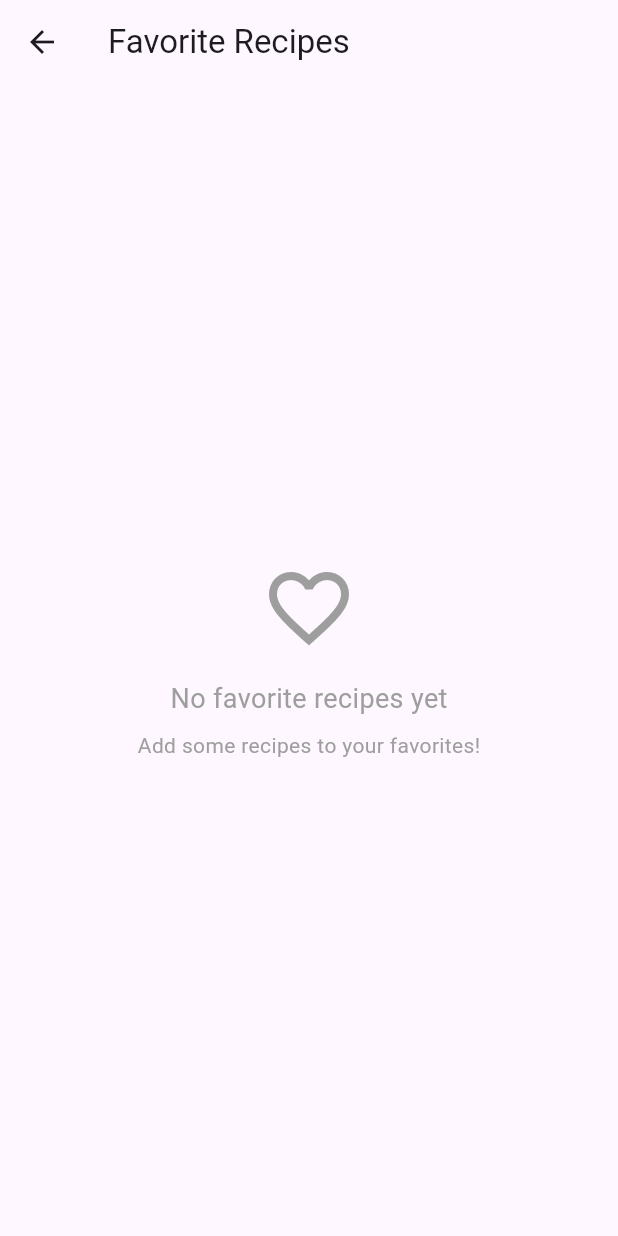
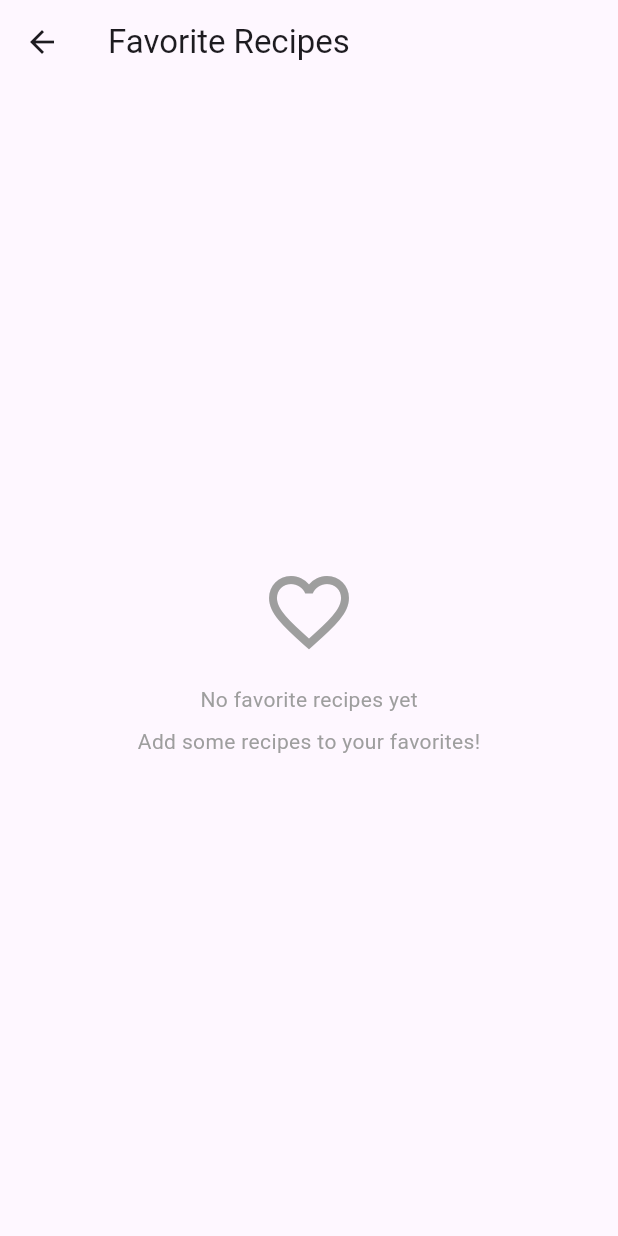
Before and after one commit to KatayR/recipe_explorer, a Flutter app: the screen it shows after launch, after a tap on an icon or button, on a phone screen of 412 x 824 dp. Run offline on Flutter 3.47's test engine with Material 3 defaults, Android fonts, the phone set to English and light mode, and no system bars; our stand-ins replace connectivity_plus, sqflite_common, sqflite_common_ffi; accounts and stored records are empty; network calls fail.

Commit message:
used constants

````diff
--- a/lib/main.dart
+++ b/lib/main.dart
@@ -1,6 +1,7 @@
 import 'dart:ui';
 
 import 'package:flutter/material.dart';
+import 'package:recipe_explorer/constants/text_constants.dart';
 import 'screens/home/home_page.dart';
 import 'services/storage_service.dart';
 
@@ -28,7 +29,7 @@ class RecipeExplorer extends StatelessWidget {
           PointerDeviceKind.trackpad,
         },
       ),
-      title: 'Recipe Explorer',
+      title: TextConstants.appTitle,
       theme: ThemeData(
         primarySwatch: Colors.blue,
       ),
--- a/lib/screens/favorites/favorites_page.dart
+++ b/lib/screens/favorites/favorites_page.dart
@@ -16,6 +16,8 @@
 /// The favorite meals are displayed using the `MealGrid` widget, which
 /// expects the meals data in a map format.
 import 'package:flutter/material.dart';
+import 'package:recipe_explorer/constants/text_constants.dart';
+import 'package:recipe_explorer/constants/ui_constants.dart';
 import 'package:recipe_explorer/widgets/loading/loading_view.dart';
 import '../../../services/favorites_service.dart';
 import '../../models/meal_model.dart';
@@ -67,7 +69,7 @@ class _FavoritesPageState extends State<FavoritesPage> {
   Widget build(BuildContext context) {
     return Scaffold(
       appBar: AppBar(
-        title: const Text('Favorite Recipes'),
+        title: const Text(TextConstants.favoritesTitle),
       ),
       body: _buildBody(),
     );
@@ -88,17 +90,17 @@ class _FavoritesPageState extends State<FavoritesPage> {
               size: 64,
               color: Colors.grey,
             ),
-            SizedBox(height: 16),
+            SizedBox(height: UIConstants.defaultSpacing),
             Text(
-              'No favorite recipes yet',
+              TextConstants.noFavoritesMessage,
               style: TextStyle(
-                fontSize: 18,
+                fontSize: UIConstants.bodyFontSize,
                 color: Colors.grey,
               ),
             ),
-            SizedBox(height: 8),
+            SizedBox(height: UIConstants.defaultPadding),
             Text(
-              'Add some recipes to your favorites!',
+              TextConstants.addFavoritesMessage,
               style: TextStyle(
                 color: Colors.grey,
               ),
--- a/lib/screens/home/home_page.dart
+++ b/lib/screens/home/home_page.dart
@@ -1,6 +1,8 @@
 import 'package:flutter/material.dart';
 import 'package:recipe_explorer/widgets/connectivity/connected_wrapper.dart';
 import '../../../services/api_service.dart';
+import '../../constants/text_constants.dart';
+import '../../constants/ui_constants.dart';
 import '../../widgets/error/error_view.dart';
 import 'widgets/app_bar.dart';
 import 'widgets/categories.dart';
@@ -62,7 +64,7 @@ class _HomePageState extends State<HomePage> {
               SliverFillRemaining(
                 child: Center(
                   child: ErrorView(
-                    errString: "Couldn't load homepage. Check your connection.",
+                    errString: TextConstants.loadError,
                     onRetry: retryCallback,
                   ),
                 ),
@@ -76,7 +78,7 @@ class _HomePageState extends State<HomePage> {
                 child: Column(
                   children: [
                     Padding(
-                      padding: const EdgeInsets.all(8.0),
+                      padding: const EdgeInsets.all(UIConstants.defaultPadding),
                       child: CustomSearchBar(onSearch: _searchMeals),
                     ),
                     CategoriesSection(
--- a/lib/screens/home/widgets/app_bar.dart
+++ b/lib/screens/home/widgets/app_bar.dart
@@ -1,4 +1,6 @@
 import 'package:flutter/material.dart';
+import 'package:recipe_explorer/constants/ui_constants.dart';
+import '../../../constants/text_constants.dart';
 import '../../favorites/favorites_page.dart';
 
 class HomeAppBar extends StatelessWidget implements PreferredSizeWidget {
@@ -9,10 +11,11 @@ class HomeAppBar extends StatelessWidget implements PreferredSizeWidget {
     return SliverAppBar(
       floating: true,
       snap: true,
-      title: const Text('Recipe Explorer'),
+      title: const Text(TextConstants.appTitle),
       actions: [
         TextButton(
-          child: const Text('💕', style: TextStyle(fontSize: 22)),
+          child: const Text(TextConstants.addToFavoritesButton,
+              style: TextStyle(fontSize: UIConstants.titleFontSize)),
           onPressed: () => Navigator.push(
             context,
             MaterialPageRoute(builder: (context) => const FavoritesPage()),
--- a/lib/screens/recipe/widgets/header.dart
+++ b/lib/screens/recipe/widgets/header.dart
@@ -1,4 +1,5 @@
 import 'package:flutter/material.dart';
+import 'package:recipe_explorer/constants/ui_constants.dart';
 import '../../../utils/responsive_helper.dart';
 import '../../../widgets/meal/meal_image.dart';
 
@@ -51,7 +52,7 @@ class RecipeHeader extends StatelessWidget {
             ),
           ),
         ),
-        const SizedBox(width: 16),
+        const SizedBox(width: UIConstants.defaultSpacing),
         Expanded(child: ingredientsSection),
       ],
     );
--- a/lib/screens/recipe/widgets/ingredients.dart
+++ b/lib/screens/recipe/widgets/ingredients.dart
@@ -1,4 +1,5 @@
 import 'package:flutter/material.dart';
+import 'package:recipe_explorer/constants/text_constants.dart';
 
 class RecipeIngredientsSection extends StatelessWidget {
   final List<String> ingredients;
@@ -16,7 +17,7 @@ class RecipeIngredientsSection extends StatelessWidget {
       crossAxisAlignment: CrossAxisAlignment.start,
       children: [
         const Text(
-          'Ingredients:',
+          TextConstants.ingredientsTitle,
           style: TextStyle(
             fontWeight: FontWeight.bold,
             fontSize: 18,
--- a/lib/screens/recipe/widgets/instructions.dart
+++ b/lib/screens/recipe/widgets/instructions.dart
@@ -1,4 +1,6 @@
 import 'package:flutter/material.dart';
+import 'package:recipe_explorer/constants/text_constants.dart';
+import 'package:recipe_explorer/constants/ui_constants.dart';
 
 class RecipeInstructionsSection extends StatelessWidget {
   final String instructions;
@@ -14,7 +16,7 @@ class RecipeInstructionsSection extends StatelessWidget {
       crossAxisAlignment: CrossAxisAlignment.start,
       children: [
         const Text(
-          'Instructions:',
+          TextConstants.instructionsTitle,
           style: TextStyle(
             fontWeight: FontWeight.bold,
             fontSize: 18,
@@ -23,7 +25,7 @@ class RecipeInstructionsSection extends StatelessWidget {
         const SizedBox(height: 8),
         Text(
           instructions,
-          style: const TextStyle(fontSize: 16),
+          style: const TextStyle(fontSize: UIConstants.bodyFontSize),
         ),
       ],
     );
--- a/lib/screens/recipe/widgets/metadata.dart
+++ b/lib/screens/recipe/widgets/metadata.dart
@@ -1,4 +1,5 @@
 import 'package:flutter/material.dart';
+import 'package:recipe_explorer/constants/ui_constants.dart';
 
 class RecipeMetadataSection extends StatelessWidget {
   final String category;
@@ -17,12 +18,12 @@ class RecipeMetadataSection extends StatelessWidget {
       children: [
         Text(
           'Category: $category',
-          style: const TextStyle(fontSize: 16),
+          style: const TextStyle(fontSize: UIConstants.bodyFontSize),
         ),
         const SizedBox(height: 4),
         Text(
           'Cuisine: $area',
-          style: const TextStyle(fontSize: 16),
+          style: const TextStyle(fontSize: UIConstants.bodyFontSize),
         ),
       ],
     );
--- a/lib/services/connectivity_service.dart
+++ b/lib/services/connectivity_service.dart
@@ -20,6 +20,8 @@
 ///   HTTP GET request to verify internet access.
 import 'package:connectivity_plus/connectivity_plus.dart';
 import 'package:http/http.dart' as http;
+import 'package:recipe_explorer/constants/service_constants.dart';
+import 'package:recipe_explorer/services/api_service.dart';
 
 class ConnectivityService {
   static final ConnectivityService instance = ConnectivityService._init();
@@ -54,7 +56,7 @@ class ConnectivityService {
     try {
       final response = await http
           .get(
-            Uri.parse('https://www.themealdb.com/api/json/v1/1/random.php'),
+            Uri.parse(ApiConstants.baseUrl + ApiConstants.randomMealEndpoint),
           )
           .timeout(
             const Duration(seconds: 5),
--- a/lib/widgets/connectivity/connected_wrapper.dart
+++ b/lib/widgets/connectivity/connected_wrapper.dart
@@ -1,4 +1,5 @@
 import 'package:flutter/material.dart';
+import 'package:recipe_explorer/constants/text_constants.dart';
 import 'package:recipe_explorer/widgets/loading/loading_view.dart';
 import '../../services/connectivity_service.dart';
 import '../error/error_view.dart';
@@ -87,7 +88,7 @@ class _ConnectivityWrapperState extends State<ConnectivityWrapper> {
         return widget.errorBuilder!(_initConnectivity);
       }
       return ErrorView(
-        errString: 'No internet connection',
+        errString: TextConstants.noInternetError,
         onRetry: _initConnectivity,
       );
     }
--- a/lib/widgets/error/error_view.dart
+++ b/lib/widgets/error/error_view.dart
@@ -18,6 +18,7 @@
 /// )
 /// ```
 import 'package:flutter/material.dart';
+import 'package:recipe_explorer/constants/text_constants.dart';
 
 class ErrorView extends StatelessWidget {
   final VoidCallback? onRetry;
@@ -46,7 +47,7 @@ class ErrorView extends StatelessWidget {
           if (onRetry != null)
             ElevatedButton(
               onPressed: onRetry,
-              child: const Text('Try Again'),
+              child: const Text(TextConstants.tryAgainButton),
             ),
         ],
       ),
--- a/lib/widgets/meal/meal_image.dart
+++ b/lib/widgets/meal/meal_image.dart
@@ -1,5 +1,6 @@
 import 'dart:io';
 import 'package:flutter/material.dart';
+import '../../constants/text_constants.dart';
 import '../../services/image_cache.dart';
 import '../loading/loading_view.dart';
 
@@ -110,7 +111,7 @@ class _MealImageState extends State<MealImage> {
         children: [
           Icon(Icons.error, color: Colors.red),
           SizedBox(height: 8),
-          Text('Failed to load image'),
+          Text(TextConstants.imageLoadError),
         ],
       ),
     );
````
Also changed, not shown: lib/screens/home/widgets/custom_search_bar.dart (+6 -4 lines), lib/screens/home/widgets/default_recipes.dart (+5 -4 lines), lib/screens/recipe/recipe_page.dart (+7 -6 lines), lib/screens/results/results_page.dart (+6 -5 lines), lib/services/api_service.dart (+15 -7 lines), lib/utils/responsive_helper.dart (+8 -7 lines).
